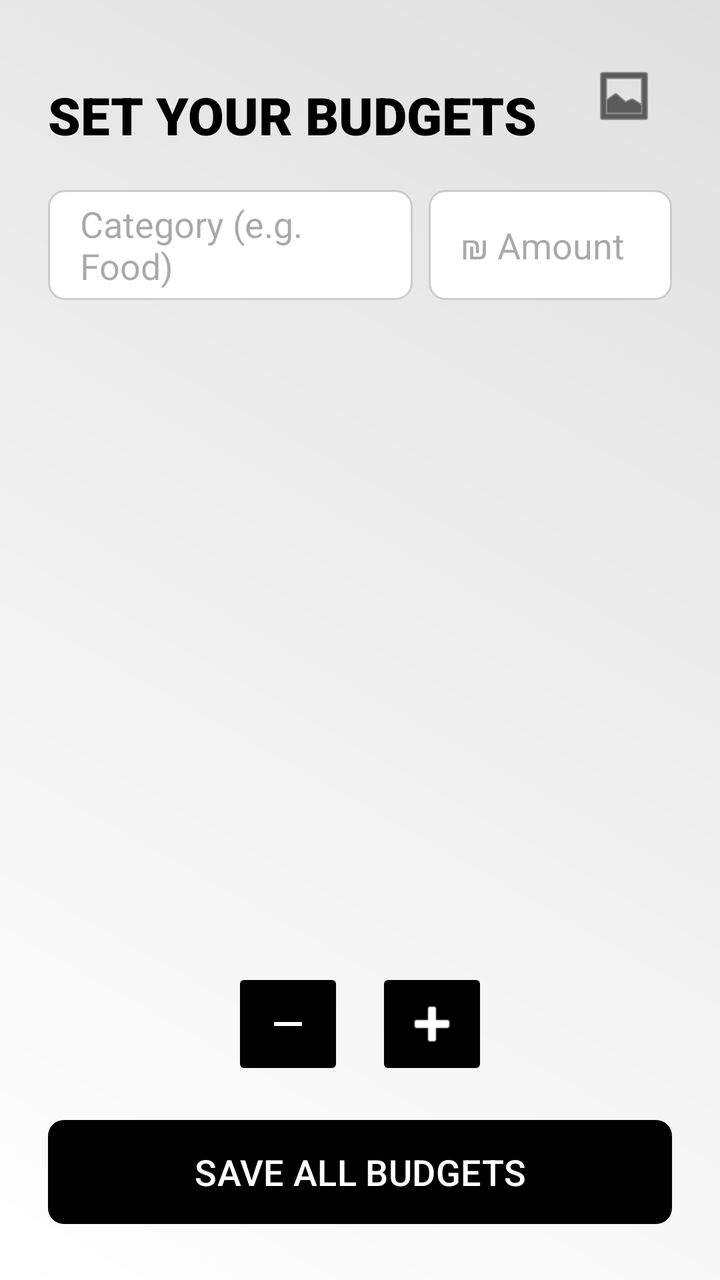
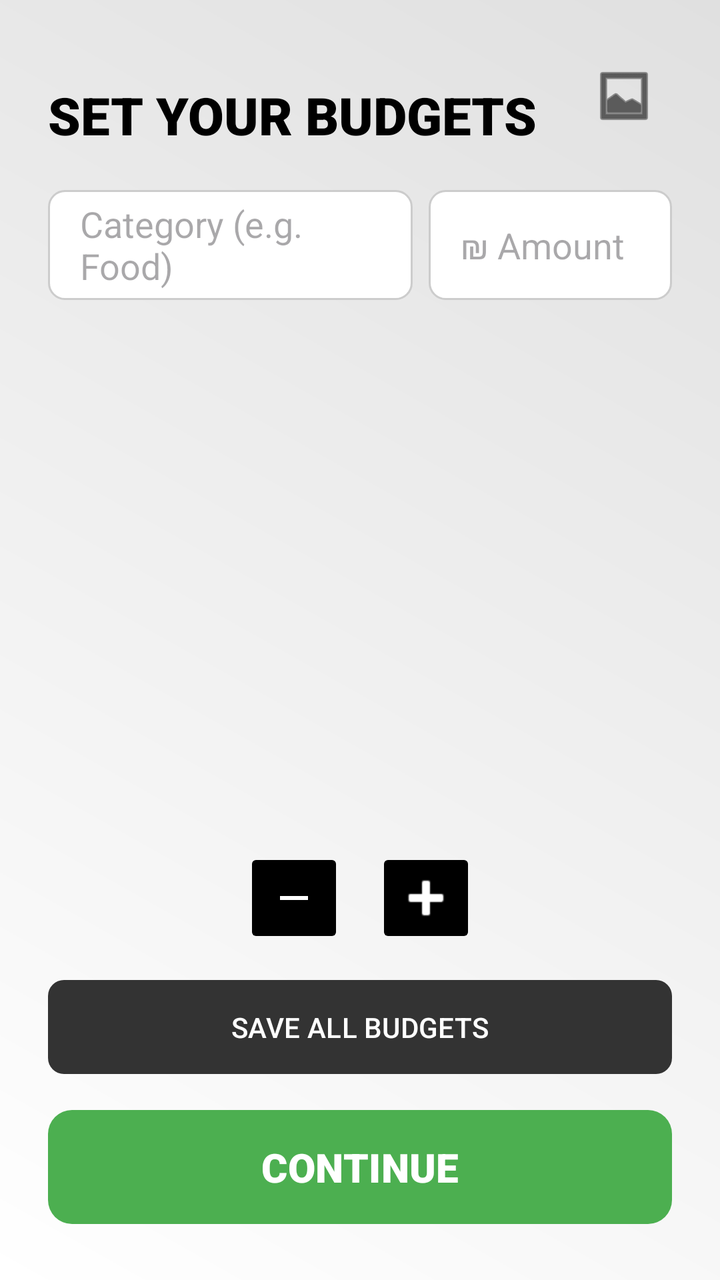

Compare the two renders of this Android layout. The source of the first and the diff that turns it into the second are given below.
<!-- AndroidManifest.xml: application theme Theme.SpendSmart -->
<!-- res/layout/activity_set_budget.xml -->
<?xml version="1.0" encoding="utf-8"?>
<RelativeLayout xmlns:android="http://schemas.android.com/apk/res/android"
    xmlns:app="http://schemas.android.com/apk/res-auto"
    android:layout_width="match_parent"
    android:layout_height="match_parent"
    android:background="@drawable/splash_background"
    android:padding="24dp">

    <ImageButton
        android:id="@+id/btn_go_to_profile"
        android:layout_width="48dp"
        android:layout_height="48dp"
        android:layout_alignParentEnd="true"
        android:layout_alignParentTop="true"
        android:background="?attr/selectableItemBackgroundBorderless"
        android:padding="8dp"
        android:scaleType="fitCenter"
        android:src="@android:drawable/ic_menu_gallery"
        android:contentDescription="Profile"
        app:tint="#000000" />

    <TextView
        android:id="@+id/tv_title"
        android:layout_width="wrap_content"
        android:layout_height="wrap_content"
        android:layout_marginTop="16dp"
        android:layout_alignParentStart="true"
        android:fontFamily="sans-serif-black"
        android:text="SET YOUR BUDGETS"
        android:textColor="#000000"
        android:textSize="26sp" />

    <ScrollView
        android:layout_width="match_parent"
        android:layout_height="match_parent"
        android:layout_below="@id/tv_title"
        android:layout_above="@+id/layout_buttons"
        android:layout_marginTop="20dp"
        android:scrollbars="none">

        <LinearLayout
            android:id="@+id/container_budgets"
            android:layout_width="match_parent"
            android:layout_height="wrap_content"
            android:orientation="vertical">

            <LinearLayout
                android:layout_width="match_parent"
                android:layout_height="wrap_content"
                android:orientation="horizontal"
                android:layout_marginBottom="12dp"
                android:weightSum="10">

                <EditText
                    android:id="@+id/et_first_category"
                    android:layout_width="0dp"
                    android:layout_height="55dp"
                    android:layout_weight="6"
                    android:layout_marginEnd="8dp"
                    android:background="@drawable/edit_text_border"
                    android:hint="Category (e.g. Food)"
                    android:paddingHorizontal="16dp" />

                <EditText
                    android:id="@+id/et_first_amount"
                    android:layout_width="0dp"
                    android:layout_height="55dp"
                    android:layout_weight="4"
                    android:background="@drawable/edit_text_border"
                    android:hint="₪ Amount"
                    android:inputType="numberDecimal"
                    android:paddingHorizontal="16dp" />
            </LinearLayout>
        </LinearLayout>
    </ScrollView>

    <LinearLayout
        android:id="@+id/layout_buttons"
        android:layout_width="match_parent"
        android:layout_height="wrap_content"
        android:layout_alignParentBottom="true"
        android:orientation="vertical"
        android:gravity="center">

        <LinearLayout
            android:layout_width="wrap_content"
            android:layout_height="wrap_content"
            android:orientation="horizontal"
            android:layout_marginBottom="16dp">

            <ImageButton
                android:id="@+id/btn_remove_category"
                android:layout_width="56dp"
                android:layout_height="56dp"
                android:layout_marginEnd="16dp"
                android:padding="16dp"
                android:scaleType="fitCenter"
                android:backgroundTint="#000000"
                android:src="@drawable/ic_minus"
                app:tint="#FFFFFF" />

            <ImageButton
                android:id="@+id/btn_add_category"
                android:layout_width="56dp"
                android:layout_height="56dp"
                android:backgroundTint="#000000"
                android:src="@android:drawable/ic_input_add"
                app:tint="#FFFFFF" />
        </LinearLayout>

        <com.google.android.material.button.MaterialButton
            android:id="@+id/btn_save_budget"
            android:layout_width="match_parent"
            android:layout_height="60dp"
            app:backgroundTint="#000000"
            android:text="SAVE ALL BUDGETS"
            android:textColor="#FFFFFF"
            android:fontFamily="sans-serif-medium"
            android:textSize="18sp"
            app:cornerRadius="8dp"
            android:stateListAnimator="@null" />
    </LinearLayout>

</RelativeLayout>
<!-- resources referenced by this layout -->
<resources>
  <!-- drawable edit_text_border (drawable) -->
  <?xml version="1.0" encoding="utf-8"?>
  
  <shape xmlns:android="http://schemas.android.com/apk/res/android">
      <solid android:color="#FFFFFF" /> <stroke
      android:width="1dp"
      android:color="#CCCCCC" /> <corners android:radius="8dp" /> </shape>
  <!-- drawable ic_minus (drawable) -->
  <vector xmlns:android="http://schemas.android.com/apk/res/android" android:height="24dp" android:tint="#000000" android:viewportHeight="24" android:viewportWidth="24" android:width="24dp">
        
      <path android:fillColor="@android:color/white" android:pathData="M19,13H5v-2h14v2z"/>
      
  </vector>
  <!-- drawable splash_background (drawable) -->
  <?xml version="1.0" encoding="utf-8"?>
  
  <shape xmlns:android="http://schemas.android.com/apk/res/android"
      android:shape="rectangle">
  
      <gradient
          android:startColor="#FFFFFF"
          android:endColor="#E0E0E0"
          android:angle="45" />
  
  </shape>
  <style name="Theme.SpendSmart" parent="Base.Theme.SpendSmart" />
  <style name="Base.Theme.SpendSmart" parent="Theme.Material3.DayNight.NoActionBar">
          
          
      </style>
</resources>

<!-- the commit's change to res/layout/activity_set_budget.xml (unified diff, before → after) -->
@@ -16,7 +16,6 @@
         android:padding="8dp"
         android:scaleType="fitCenter"
         android:src="@android:drawable/ic_menu_gallery"
-        android:contentDescription="Profile"
         app:tint="#000000" />
 
     <TextView
@@ -24,7 +23,6 @@
         android:layout_width="wrap_content"
         android:layout_height="wrap_content"
         android:layout_marginTop="16dp"
-        android:layout_alignParentStart="true"
         android:fontFamily="sans-serif-black"
         android:text="SET YOUR BUDGETS"
         android:textColor="#000000"
@@ -80,29 +78,28 @@
         android:layout_height="wrap_content"
         android:layout_alignParentBottom="true"
         android:orientation="vertical"
-        android:gravity="center">
+        android:gravity="center"
+        android:paddingTop="10dp">
 
         <LinearLayout
             android:layout_width="wrap_content"
             android:layout_height="wrap_content"
             android:orientation="horizontal"
-            android:layout_marginBottom="16dp">
+            android:layout_marginBottom="12dp">
 
             <ImageButton
                 android:id="@+id/btn_remove_category"
-                android:layout_width="56dp"
-                android:layout_height="56dp"
+                android:layout_width="50dp"
+                android:layout_height="50dp"
                 android:layout_marginEnd="16dp"
-                android:padding="16dp"
-                android:scaleType="fitCenter"
                 android:backgroundTint="#000000"
                 android:src="@drawable/ic_minus"
                 app:tint="#FFFFFF" />
 
             <ImageButton
                 android:id="@+id/btn_add_category"
-                android:layout_width="56dp"
-                android:layout_height="56dp"
+                android:layout_width="50dp"
+                android:layout_height="50dp"
                 android:backgroundTint="#000000"
                 android:src="@android:drawable/ic_input_add"
                 app:tint="#FFFFFF" />
@@ -111,14 +108,25 @@
         <com.google.android.material.button.MaterialButton
             android:id="@+id/btn_save_budget"
             android:layout_width="match_parent"
-            android:layout_height="60dp"
-            app:backgroundTint="#000000"
+            android:layout_height="55dp"
+            android:layout_marginBottom="10dp"
+            app:backgroundTint="#333333"
             android:text="SAVE ALL BUDGETS"
             android:textColor="#FFFFFF"
-            android:fontFamily="sans-serif-medium"
-            android:textSize="18sp"
-            app:cornerRadius="8dp"
-            android:stateListAnimator="@null" />
+            android:textSize="14sp"
+            app:cornerRadius="8dp" />
+
+        <com.google.android.material.button.MaterialButton
+            android:id="@+id/btn_continue_to_type"
+            android:layout_width="match_parent"
+            android:layout_height="65dp"
+            app:backgroundTint="#4CAF50"
+            android:text="CONTINUE"
+            android:textColor="#FFFFFF"
+            android:fontFamily="sans-serif-black"
+            android:textSize="20sp"
+            app:cornerRadius="12dp" />
+
     </LinearLayout>
 
 </RelativeLayout>
